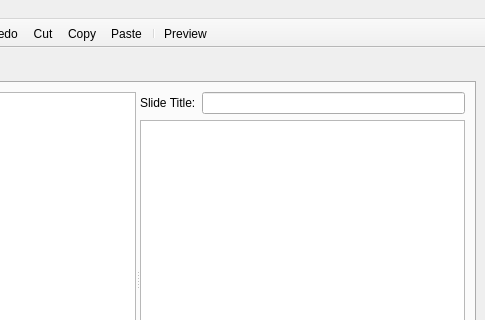
The window that mainwindow.ui (ralsina/tobogan) describes before a commit, drawn with Qt 5; both pictures show x 209 to 694 and y 0 to 320 of the 694 by 507 pixel window.
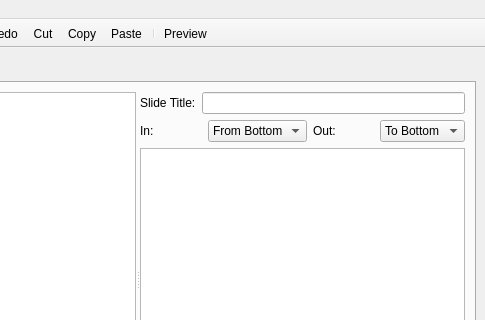
The same window after the commit. Icons and pictures are not drawn.

Commit message:
* Fixed bug with Konqy
* Multiple transition types work

* Added widgets in UI to choose transition type

Diff of the .ui file:
```diff
--- a/mainwindow.ui
+++ b/mainwindow.ui
@@ -132,7 +132,7 @@
        <attribute name="title" >
         <string>Slides</string>
        </attribute>
-       <layout class="QHBoxLayout" >
+       <layout class="QVBoxLayout" >
         <property name="margin" >
          <number>9</number>
         </property>
@@ -160,7 +160,7 @@
             <bool>true</bool>
            </property>
           </widget>
-          <widget class="QWidget" name="layoutWidget" >
+          <widget class="QWidget" name="" >
            <layout class="QVBoxLayout" >
             <property name="margin" >
              <number>0</number>
@@ -188,6 +188,88 @@
               </item>
              </layout>
             </item>
+            <item>
+             <layout class="QHBoxLayout" >
+              <property name="margin" >
+               <number>0</number>
+              </property>
+              <property name="spacing" >
+               <number>6</number>
+              </property>
+              <item>
+               <widget class="QLabel" name="label_6" >
+                <property name="text" >
+                 <string>In:</string>
+                </property>
+               </widget>
+              </item>
+              <item>
+               <widget class="QComboBox" name="in" >
+                <item>
+                 <property name="text" >
+                  <string>From Bottom</string>
+                 </property>
+                </item>
+                <item>
+                 <property name="text" >
+                  <string>From Left</string>
+                 </property>
+                </item>
+                <item>
+                 <property name="text" >
+                  <string>From Right</string>
+                 </property>
+                </item>
+                <item>
+                 <property name="text" >
+                  <string>From Top</string>
+                 </property>
+                </item>
+                <item>
+                 <property name="text" >
+                  <string>Fade In</string>
+                 </property>
+                </item>
+               </widget>
+              </item>
+              <item>
+               <widget class="QLabel" name="label_7" >
+                <property name="text" >
+                 <string>Out:</string>
+                </property>
+               </widget>
+              </item>
+              <item>
+               <widget class="QComboBox" name="out" >
+                <item>
+                 <property name="text" >
+                  <string>To Bottom</string>
+                 </property>
+                </item>
+                <item>
+                 <property name="text" >
+                  <string>To Left</string>
+                 </property>
+                </item>
+                <item>
+                 <property name="text" >
+                  <string>To Right</string>
+                 </property>
+                </item>
+                <item>
+                 <property name="text" >
+                  <string>To Top</string>
+                 </property>
+                </item>
+                <item>
+                 <property name="text" >
+                  <string>Fade out</string>
+                 </property>
+                </item>
+               </widget>
+              </item>
+             </layout>
+            </item>
             <item>
              <widget class="QTextEdit" name="slide_text" >
               <property name="font" >
```
The commit also changes 2 other files.
